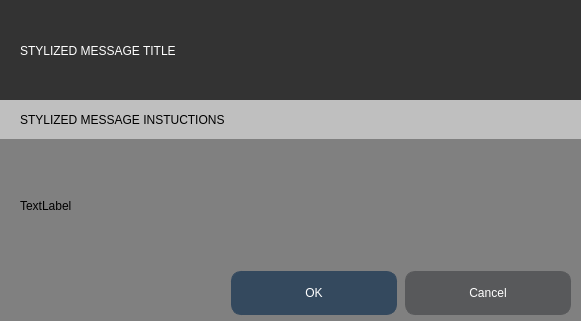
The window that Common/GUI/styledmessagebox.ui (laszlo-avotra-tips/consoleApp) describes before a commit, drawn with Qt 5.
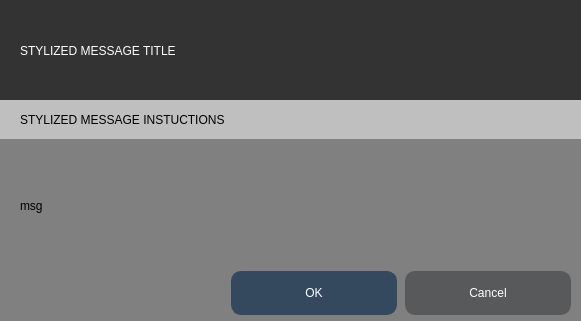
The same window after the commit.

```diff
--- a/Common/GUI/styledmessagebox.ui
+++ b/Common/GUI/styledmessagebox.ui
@@ -206,7 +206,7 @@
      <string notr="true"/>
     </property>
     <property name="text">
-     <string>TextLabel</string>
+     <string>msg</string>
     </property>
     <property name="alignment">
      <set>Qt::AlignLeading|Qt::AlignLeft|Qt::AlignVCenter</set>
```
